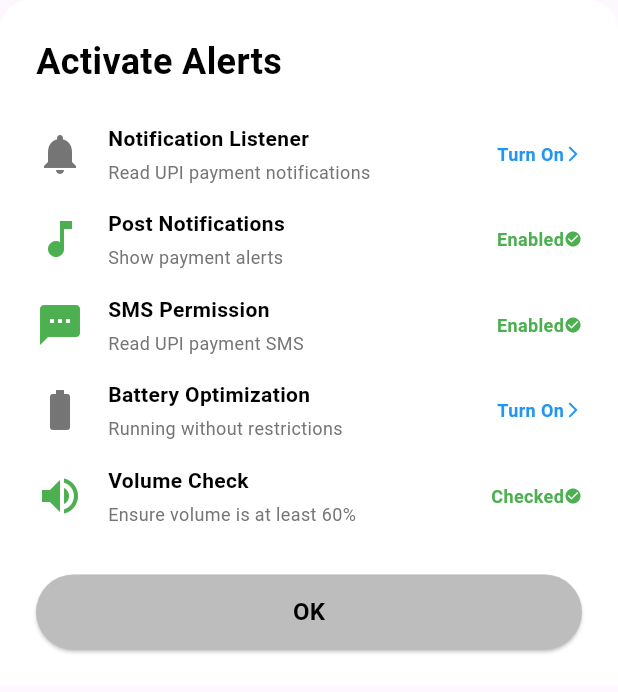
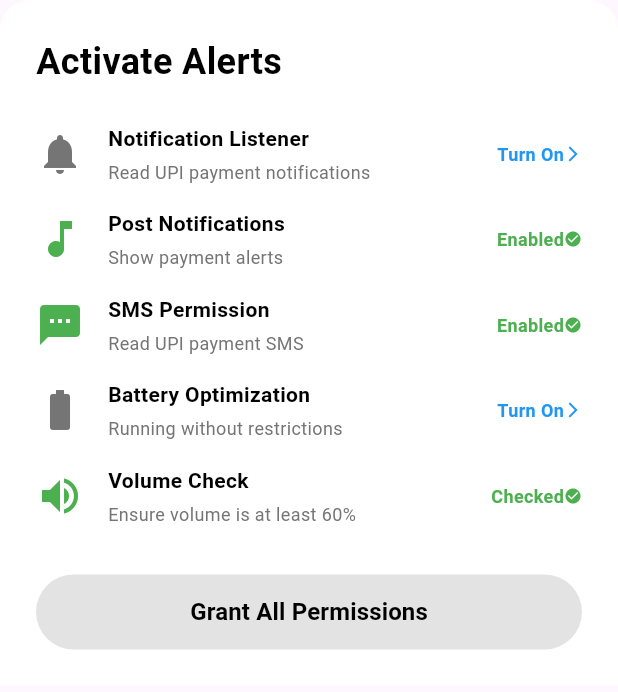
Before and after one commit to TechnovaTech/AleartApp, a Flutter app: the ActivateAlertsBottomSheet widget shown alone on an empty page, opened directly, on a phone screen of 412 x 824 dp. Shown: the top 692 px of the screen. Run offline on Flutter 3.47's test engine with Material 3 defaults, Android fonts, the phone set to English and light mode, and no system bars; our stand-ins replace battery_plus, device_info_plus, pdf, permission_handler, pretty_qr_code, printing and 2 more; accounts and stored records are empty; network calls fail.

Commit message:
permisson fix

```diff
--- a/alert_app/lib/widgets/activate_alerts_bottom_sheet.dart
+++ b/alert_app/lib/widgets/activate_alerts_bottom_sheet.dart
@@ -3,6 +3,7 @@ import 'package:permission_handler/permission_handler.dart';
 import 'package:battery_plus/battery_plus.dart';
 import 'package:device_info_plus/device_info_plus.dart';
 import 'package:flutter/services.dart';
+import 'package:shared_preferences/shared_preferences.dart';
 
 class ActivateAlertsBottomSheet extends StatefulWidget {
   const ActivateAlertsBottomSheet({super.key});
@@ -139,6 +140,10 @@ class _ActivateAlertsBottomSheetState extends State<ActivateAlertsBottomSheet> {
     }
   }
 
+  bool _allPermissionsGranted() {
+    return _notificationAccess && _postNotifications && _smsPermission && _batteryOptimized && _volumeOk;
+  }
+
   void _showSnackBar(String message, Color color) {
     ScaffoldMessenger.of(context).showSnackBar(
       SnackBar(
@@ -231,18 +236,20 @@ class _ActivateAlertsBottomSheetState extends State<ActivateAlertsBottomSheet> {
               height: 50,
               child: ElevatedButton(
                 style: ElevatedButton.styleFrom(
-                  backgroundColor: Colors.grey[400],
+                  backgroundColor: _allPermissionsGranted() ? Colors.green : Colors.grey[400],
                   shape: RoundedRectangleBorder(
                     borderRadius: BorderRadius.circular(25),
                   ),
                 ),
-                onPressed: () {
+                onPressed: _allPermissionsGranted() ? () async {
+                  final prefs = await SharedPreferences.getInstance();
+                  await prefs.setBool('all_permissions_granted', true);
                   Navigator.pop(context);
-                },
-                child: const Text(
-                  'OK',
+                } : null,
+                child: Text(
+                  _allPermissionsGranted() ? 'Complete Setup' : 'Grant All Permissions',
                   style: TextStyle(
-                    color: Colors.black,
+                    color: _allPermissionsGranted() ? Colors.white : Colors.black,
                     fontSize: 16,
                     fontWeight: FontWeight.bold,
                   ),
```
Also changed, not shown: alert_app/lib/screens/home_screen.dart (+3 -7 lines).
